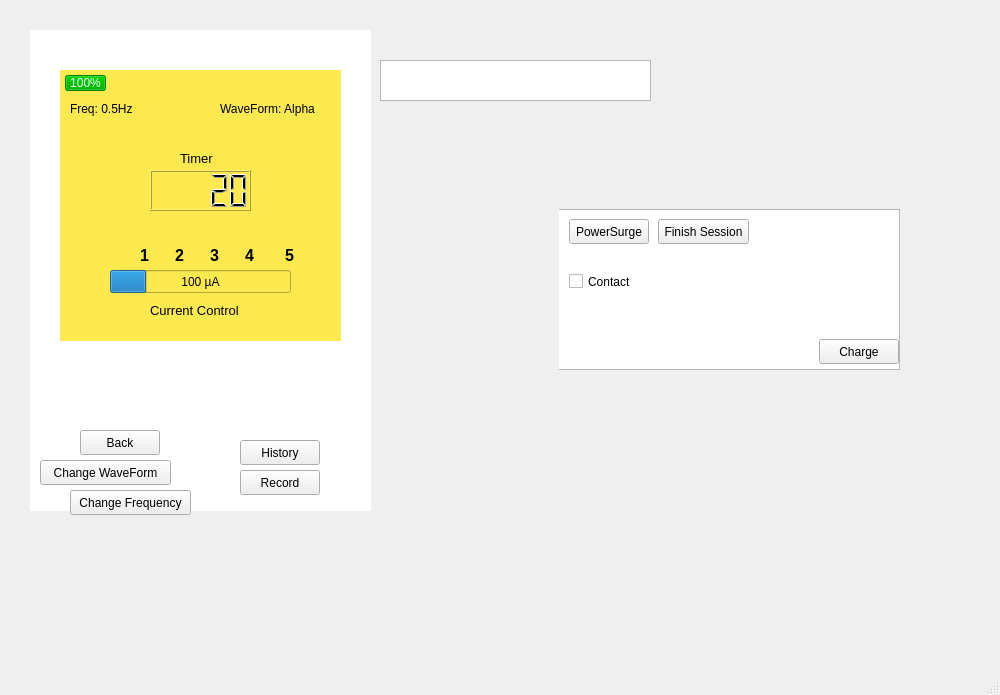
First picture: the form in mainwindow.ui, repository Hall-Andrew/CESDEVICE-3004FinalProject, before the edit.
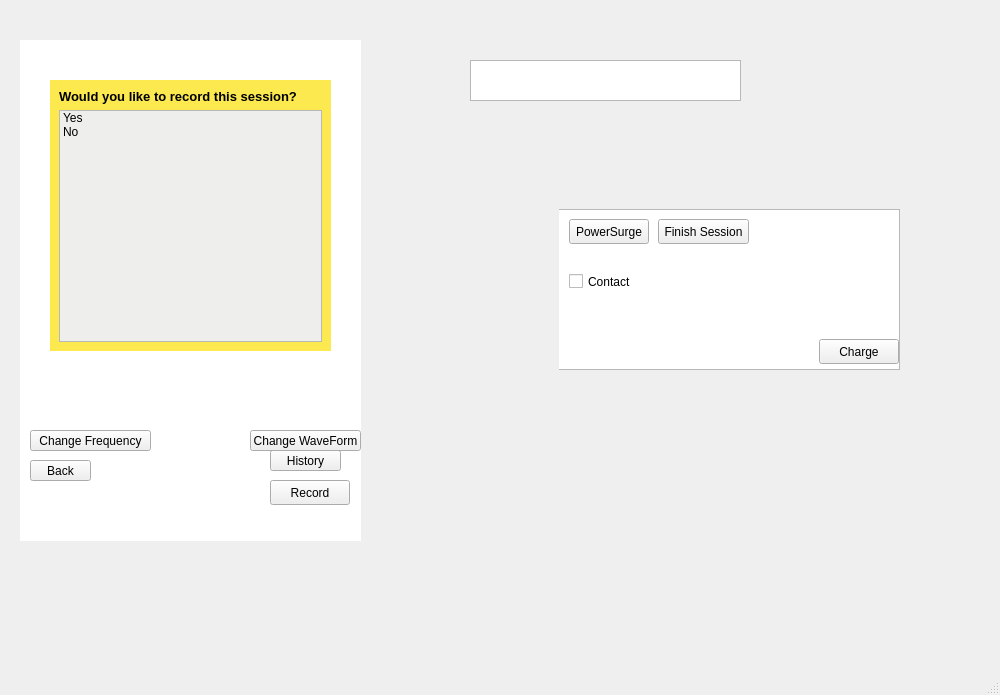
Second picture: the form after the edit. Icons and pictures are not drawn.

Commit message: Fixed power timer, contact timer, waveformbutton bugs

```diff
--- a/mainwindow.ui
+++ b/mainwindow.ui
@@ -18,9 +18,9 @@
     <property name="geometry">
      <rect>
       <x>170</x>
-      <y>440</y>
-      <width>61</width>
-      <height>51</height>
+      <y>490</y>
+      <width>41</width>
+      <height>31</height>
      </rect>
     </property>
     <property name="styleSheet">
@@ -160,10 +160,10 @@
    <widget class="QPushButton" name="BackButton">
     <property name="geometry">
      <rect>
-      <x>80</x>
-      <y>430</y>
-      <width>80</width>
-      <height>25</height>
+      <x>30</x>
+      <y>460</y>
+      <width>61</width>
+      <height>21</height>
      </rect>
     </property>
     <property name="text">
@@ -173,8 +173,8 @@
    <widget class="QStackedWidget" name="StackedWidget">
     <property name="geometry">
      <rect>
-      <x>60</x>
-      <y>70</y>
+      <x>50</x>
+      <y>80</y>
       <width>281</width>
       <height>271</height>
      </rect>
@@ -189,7 +189,7 @@
      <enum>QFrame::Raised</enum>
     </property>
     <property name="currentIndex">
-     <number>2</number>
+     <number>6</number>
     </property>
     <widget class="QWidget" name="page_5">
      <layout class="QHBoxLayout" name="horizontalLayout_4">
@@ -485,6 +485,34 @@
       </property>
      </widget>
     </widget>
+    <widget class="QWidget" name="page_3">
+     <layout class="QVBoxLayout" name="verticalLayout_2">
+      <item>
+       <widget class="QLabel" name="ContactExpireLabel">
+        <property name="text">
+         <string>&lt;html&gt;&lt;head/&gt;&lt;body&gt;&lt;p&gt;&lt;span style=&quot; font-size:10pt; font-weight:600;&quot;&gt;Would you like to record this session?&lt;/span&gt;&lt;/p&gt;&lt;/body&gt;&lt;/html&gt;</string>
+        </property>
+       </widget>
+      </item>
+      <item>
+       <widget class="QListWidget" name="ContactExpireListWidget">
+        <property name="styleSheet">
+         <string notr="true">background-color: rgb(238, 238, 236);</string>
+        </property>
+        <item>
+         <property name="text">
+          <string>Yes</string>
+         </property>
+        </item>
+        <item>
+         <property name="text">
+          <string>No</string>
+         </property>
+        </item>
+       </widget>
+      </item>
+     </layout>
+    </widget>
    </widget>
    <widget class="QPushButton" name="Record">
     <property name="enabled">
@@ -492,8 +520,8 @@
     </property>
     <property name="geometry">
      <rect>
-      <x>240</x>
-      <y>470</y>
+      <x>270</x>
+      <y>480</y>
       <width>80</width>
       <height>25</height>
      </rect>
@@ -505,7 +533,7 @@
    <widget class="QTextBrowser" name="ErrorMessage">
     <property name="geometry">
      <rect>
-      <x>380</x>
+      <x>470</x>
       <y>60</y>
       <width>271</width>
       <height>41</height>
@@ -515,10 +543,10 @@
    <widget class="QPushButton" name="RecordHistory">
     <property name="geometry">
      <rect>
-      <x>240</x>
-      <y>440</y>
-      <width>80</width>
-      <height>25</height>
+      <x>270</x>
+      <y>450</y>
+      <width>71</width>
+      <height>21</height>
      </rect>
     </property>
     <property name="text">
@@ -528,10 +556,10 @@
    <widget class="QGraphicsView" name="graphicsView">
     <property name="geometry">
      <rect>
-      <x>30</x>
-      <y>30</y>
+      <x>20</x>
+      <y>40</y>
       <width>341</width>
-      <height>481</height>
+      <height>501</height>
      </rect>
     </property>
     <property name="maximumSize">
@@ -631,10 +659,10 @@
    <widget class="QPushButton" name="ChangeWaveform">
     <property name="geometry">
      <rect>
-      <x>40</x>
-      <y>460</y>
-      <width>131</width>
-      <height>25</height>
+      <x>250</x>
+      <y>430</y>
+      <width>111</width>
+      <height>21</height>
      </rect>
     </property>
     <property name="text">
@@ -644,10 +672,10 @@
    <widget class="QPushButton" name="ChangeFrequency">
     <property name="geometry">
      <rect>
-      <x>70</x>
-      <y>490</y>
+      <x>30</x>
+      <y>430</y>
       <width>121</width>
-      <height>25</height>
+      <height>21</height>
      </rect>
     </property>
     <property name="text">
```
The commit also changes 4 other files.
